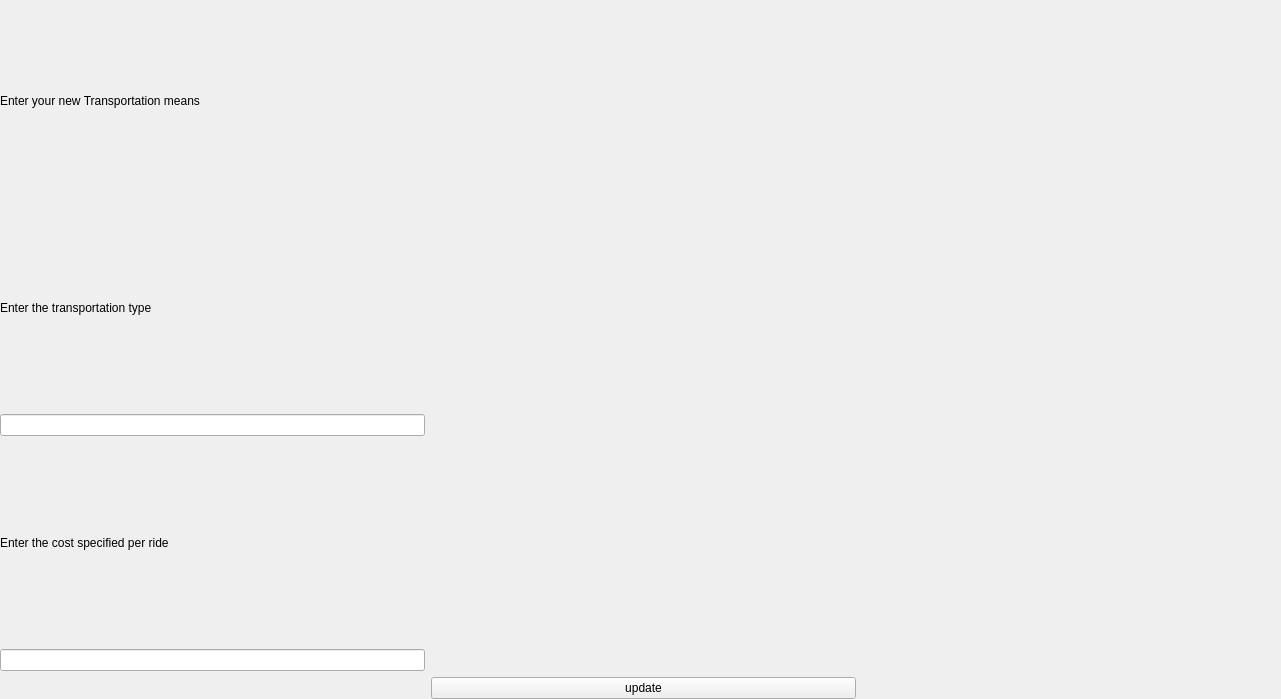
This is edit_view.ui in mariamelkondakly/GuideMe as Qt 5 draws it before an edit. The edited form follows.
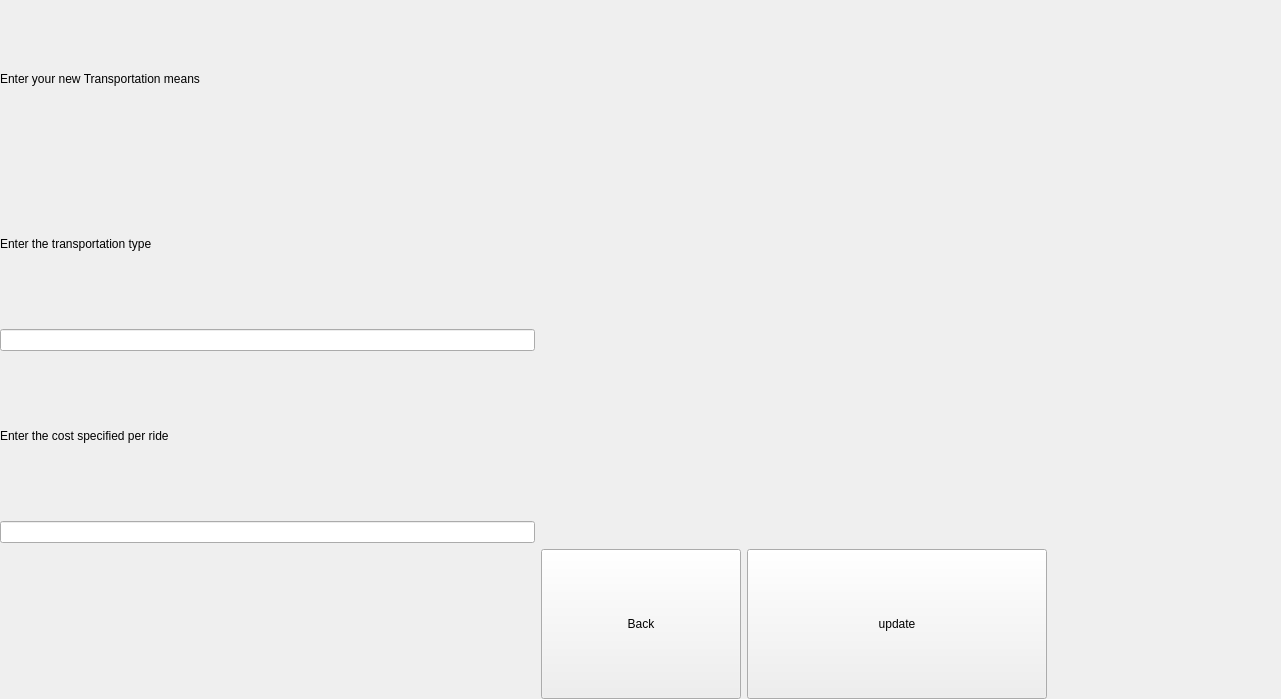
This is the edited form.

Diff of the .ui file:
```diff
--- a/edit_view.ui
+++ b/edit_view.ui
@@ -41,73 +41,97 @@
       <property name="bottomMargin">
        <number>0</number>
       </property>
-      <item row="5" column="0" colspan="2">
-       <widget class="QLabel" name="label">
-        <property name="text">
-         <string>Enter the cost specified per ride</string>
-        </property>
-       </widget>
-      </item>
-      <item row="0" column="0">
-       <widget class="QLabel" name="label_3">
-        <property name="text">
-         <string>Enter your new Transportation means</string>
-        </property>
-       </widget>
-      </item>
       <item row="4" column="0">
        <widget class="QLineEdit" name="lineEdit_2"/>
       </item>
-      <item row="6" column="0">
-       <widget class="QLineEdit" name="lineEdit"/>
-      </item>
-      <item row="1" column="0" colspan="2">
+      <item row="1" column="0" colspan="3">
        <widget class="QLabel" name="label_2">
         <property name="text">
          <string>Enter the transportation type </string>
         </property>
        </widget>
       </item>
-      <item row="4" column="1">
-       <spacer name="horizontalSpacer">
-        <property name="orientation">
-         <enum>Qt::Horizontal</enum>
-        </property>
-        <property name="sizeHint" stdset="0">
-         <size>
-          <width>40</width>
-          <height>20</height>
-         </size>
-        </property>
-       </spacer>
-      </item>
-      <item row="7" column="1">
-       <widget class="QPushButton" name="pushButton">
-        <property name="text">
-         <string>update</string>
-        </property>
-       </widget>
-      </item>
-      <item row="7" column="2">
-       <spacer name="horizontalSpacer_2">
-        <property name="orientation">
-         <enum>Qt::Horizontal</enum>
-        </property>
-        <property name="sizeHint" stdset="0">
-         <size>
-          <width>40</width>
-          <height>20</height>
-         </size>
-        </property>
-       </spacer>
-      </item>
       <item row="7" column="0">
+       <widget class="QLineEdit" name="lineEdit"/>
+      </item>
+      <item row="9" column="0">
        <widget class="QLabel" name="label_4">
+        <property name="minimumSize">
+         <size>
+          <width>150</width>
+          <height>150</height>
+         </size>
+        </property>
         <property name="text">
          <string/>
         </property>
        </widget>
       </item>
+      <item row="4" column="2">
+       <spacer name="horizontalSpacer">
+        <property name="orientation">
+         <enum>Qt::Horizontal</enum>
+        </property>
+        <property name="sizeHint" stdset="0">
+         <size>
+          <width>40</width>
+          <height>20</height>
+         </size>
+        </property>
+       </spacer>
+      </item>
+      <item row="5" column="0" colspan="3">
+       <widget class="QLabel" name="label">
+        <property name="text">
+         <string>Enter the cost specified per ride</string>
+        </property>
+       </widget>
+      </item>
+      <item row="9" column="2">
+       <widget class="QPushButton" name="pushButton">
+        <property name="minimumSize">
+         <size>
+          <width>150</width>
+          <height>150</height>
+         </size>
+        </property>
+        <property name="maximumSize">
+         <size>
+          <width>300</width>
+          <height>16777215</height>
+         </size>
+        </property>
+        <property name="text">
+         <string>update</string>
+        </property>
+       </widget>
+      </item>
+      <item row="0" column="0">
+       <widget class="QLabel" name="label_3">
+        <property name="text">
+         <string>Enter your new Transportation means</string>
+        </property>
+       </widget>
+      </item>
+      <item row="9" column="1">
+       <widget class="QPushButton" name="pushButton_2">
+        <property name="minimumSize">
+         <size>
+          <width>200</width>
+          <height>150</height>
+         </size>
+        </property>
+        <property name="maximumSize">
+         <size>
+          <width>600</width>
+          <height>16777215</height>
+         </size>
+        </property>
+        <property name="text">
+         <string>Back</string>
+        </property>
+       </widget>
+      </item>
      </layout>
     </widget>
    </item>
```
